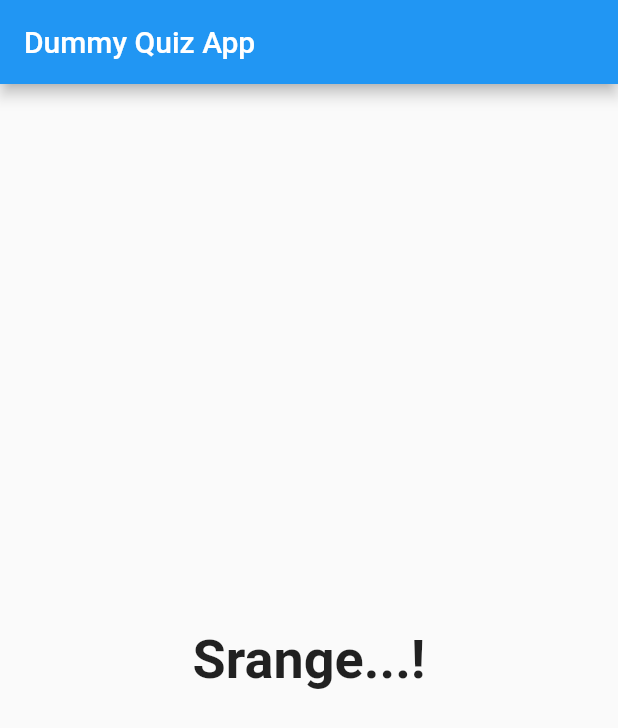
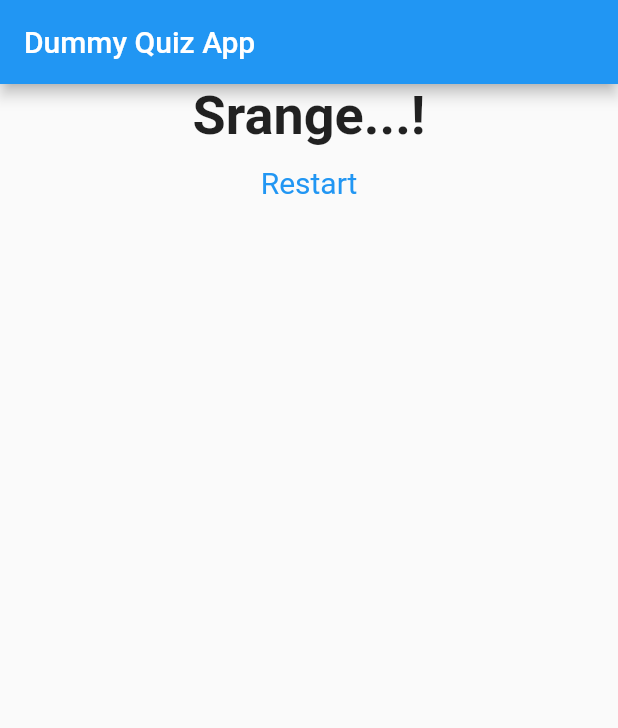
Before and after one commit to sachin96Boy/flutter-demo-quiz-app, a Flutter app: the screen it shows after launch, after a tap on "black", after a tap on "snake", after a tap on "Hitman", on a phone screen of 412 x 824 dp. Shown: the top 728 px of the screen. Run offline on Flutter 3.47's test engine with Material 2 defaults, Android fonts, the phone set to English and light mode, and no system bars; missing offline and left inert: dart:ffi.

Commit message:
chor: reset button

```diff
--- a/lib/main.dart
+++ b/lib/main.dart
@@ -55,6 +55,13 @@ class _MyAppState extends State<MyApp> {
     // print("answer Given");
   }
 
+  void _resetQuiz() {
+    setState(() {
+      _questionIndex = 0;
+      _totalScore = 0;
+    });
+  }
+
   // This widget is the root of your application.
   @override
   Widget build(BuildContext context) {
@@ -81,7 +88,7 @@ class _MyAppState extends State<MyApp> {
                   questionIndex: _questionIndex,
                   questions: _quetions,
                   answerChoosen: _answerChoosen)
-              : Result(resultScore: _totalScore),
+              : Result(resultScore: _totalScore, resetAll: _resetQuiz),
         ));
   }
 }
--- a/lib/result.dart
+++ b/lib/result.dart
@@ -2,7 +2,8 @@ import 'package:flutter/material.dart';
 
 class Result extends StatelessWidget {
   final int resultScore;
-  const Result({super.key, required this.resultScore});
+  final VoidCallback resetAll;
+  const Result({super.key, required this.resultScore, required this.resetAll});
 
   String get resultPhrase {
     String resultText;
@@ -22,7 +23,9 @@ class Result extends StatelessWidget {
   @override
   Widget build(BuildContext context) {
     return Center(
-      child: Text(
+      child: Column(
+        children: [
+          Text(
             resultPhrase,
             style: const TextStyle(
               fontSize: 36.0,
@@ -30,6 +33,15 @@ class Result extends StatelessWidget {
             ),
             textAlign: TextAlign.center,
           ),
+          TextButton(
+            style: TextButton.styleFrom(
+              textStyle: const TextStyle(fontSize: 20),
+            ),
+            onPressed: () => resetAll(),
+            child: const Text('Restart'),
+          ),
+        ],
+      ),
     );
   }
 }
```
Lines whose indentation alone changed are shown as unchanged.
